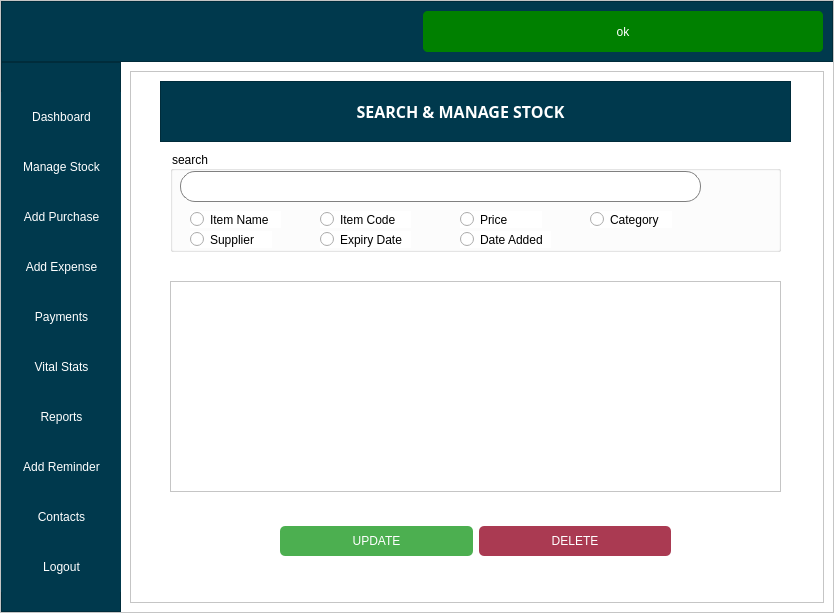
Old version of the form inventory.ui in the repository codydon/shopify.
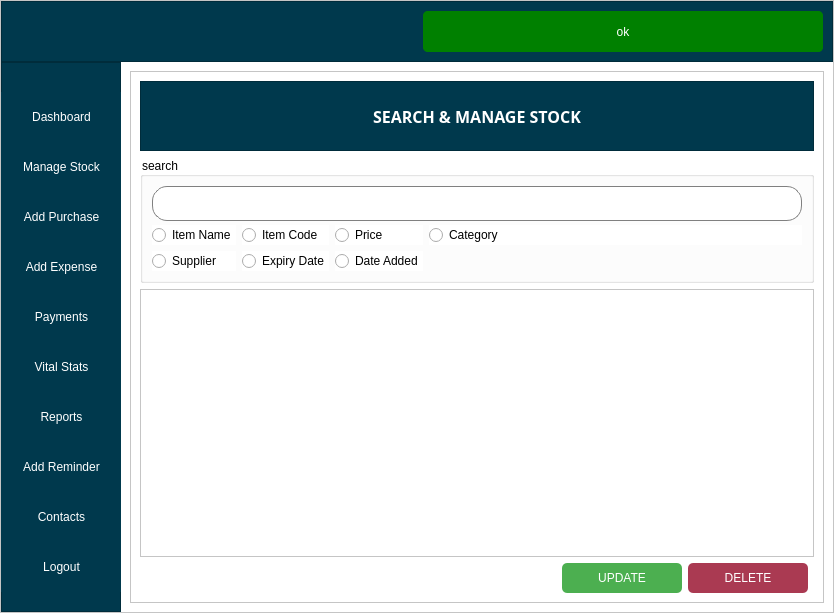
New version of the form. The open tabs and pages were chosen to show the change.

What changed in the file:
```diff
--- a/inventory.ui
+++ b/inventory.ui
@@ -647,8 +647,8 @@
           </layout>
          </widget>
          <widget class="QWidget" name="page_2">
-          <layout class="QVBoxLayout" name="verticalLayout">
-           <item>
+          <layout class="QGridLayout" name="gridLayout_8">
+           <item row="0" column="0">
             <widget class="QFrame" name="frame_4">
              <property name="frameShape">
               <enum>QFrame::StyledPanel</enum>
@@ -656,14 +656,20 @@
              <property name="frameShadow">
               <enum>QFrame::Raised</enum>
              </property>
+             <layout class="QGridLayout" name="gridLayout_9">
+              <item row="0" column="0" colspan="3">
              <widget class="QFrame" name="frame_7">
-              <property name="geometry">
-               <rect>
-                <x>30</x>
-                <y>10</y>
-                <width>631</width>
-                <height>61</height>
-               </rect>
+                <property name="minimumSize">
+                 <size>
+                  <width>671</width>
+                  <height>70</height>
+                 </size>
+                </property>
+                <property name="maximumSize">
+                 <size>
+                  <width>16777215</width>
+                  <height>100</height>
+                 </size>
               </property>
               <property name="styleSheet">
                <string notr="true">background-color: #00394D;</string>
@@ -674,15 +680,9 @@
               <property name="frameShadow">
                <enum>QFrame::Raised</enum>
               </property>
+                <layout class="QGridLayout" name="gridLayout_6">
+                 <item row="0" column="0">
               <widget class="QLabel" name="label_5">
-               <property name="geometry">
-                <rect>
-                 <x>190</x>
-                 <y>20</y>
-                 <width>221</width>
-                 <height>21</height>
-                </rect>
-               </property>
                <property name="font">
                 <font>
                  <family>Yu Gothic UI Semibold</family>
@@ -701,15 +701,17 @@
                 <set>Qt::AlignCenter</set>
                </property>
               </widget>
-             </widget>
+                 </item>
+                </layout>
+               </widget>
+              </item>
+              <item row="1" column="0" colspan="3">
              <widget class="QGroupBox" name="groupBox_2">
-              <property name="geometry">
-               <rect>
-                <x>40</x>
-                <y>80</y>
-                <width>611</width>
-                <height>101</height>
-               </rect>
+                <property name="maximumSize">
+                 <size>
+                  <width>16777215</width>
+                  <height>126</height>
+                 </size>
               </property>
               <property name="styleSheet">
                <string notr="true">
@@ -724,144 +726,139 @@
               <property name="title">
                <string>search</string>
               </property>
-              <widget class="QLineEdit" name="lineEdit_4">
-               <property name="geometry">
-                <rect>
-                 <x>10</x>
-                 <y>20</y>
-                 <width>521</width>
-                 <height>31</height>
-                </rect>
-               </property>
-               <property name="styleSheet">
-                <string notr="true">QLineEdit {
-     border: 1px solid gray;
-     border-radius: 15px;
-     padding: 0 8px;
-     background: white;
-     selection-background-color: darkgray;
- }</string>
-               </property>
-              </widget>
+                <layout class="QGridLayout" name="gridLayout_7">
+                 <item row="2" column="0">
               <widget class="QRadioButton" name="radioButton_6">
-               <property name="geometry">
-                <rect>
-                 <x>20</x>
-                 <y>60</y>
-                 <width>91</width>
-                 <height>17</height>
-                </rect>
-               </property>
                <property name="text">
                 <string>Item Name</string>
                </property>
               </widget>
-              <widget class="QRadioButton" name="radioButton_12">
-               <property name="geometry">
-                <rect>
-                 <x>20</x>
-                 <y>80</y>
-                 <width>82</width>
-                 <height>17</height>
-                </rect>
-               </property>
-               <property name="text">
-                <string>Supplier</string>
-               </property>
-              </widget>
+                 </item>
+                 <item row="2" column="1">
               <widget class="QRadioButton" name="radioButton_11">
-               <property name="geometry">
-                <rect>
-                 <x>150</x>
-                 <y>60</y>
-                 <width>91</width>
-                 <height>17</height>
-                </rect>
-               </property>
                <property name="text">
                 <string>Item Code</string>
                </property>
               </widget>
+                 </item>
+                 <item row="2" column="3">
+                  <widget class="QRadioButton" name="radioButton_7">
+                   <property name="minimumSize">
+                    <size>
+                     <width>358</width>
+                     <height>0</height>
+                    </size>
+                   </property>
+                   <property name="text">
+                    <string>Category</string>
+                   </property>
+                  </widget>
+                 </item>
+                 <item row="2" column="2">
+                  <widget class="QRadioButton" name="radioButton_8">
+                   <property name="text">
+                    <string>Price</string>
+                   </property>
+                  </widget>
+                 </item>
+                 <item row="3" column="0">
+                  <widget class="QRadioButton" name="radioButton_12">
+                   <property name="text">
+                    <string>Supplier</string>
+                   </property>
+                  </widget>
+                 </item>
+                 <item row="3" column="1">
               <widget class="QRadioButton" name="radioButton_10">
-               <property name="geometry">
-                <rect>
-                 <x>150</x>
-                 <y>80</y>
-                 <width>91</width>
-                 <height>17</height>
-                </rect>
-               </property>
                <property name="text">
                 <string>Expiry Date</string>
                </property>
               </widget>
+                 </item>
+                 <item row="3" column="2">
               <widget class="QRadioButton" name="radioButton_9">
-               <property name="geometry">
-                <rect>
-                 <x>290</x>
-                 <y>80</y>
-                 <width>91</width>
-                 <height>17</height>
-                </rect>
-               </property>
                <property name="text">
                 <string>Date Added</string>
                </property>
               </widget>
-              <widget class="QRadioButton" name="radioButton_8">
-               <property name="geometry">
-                <rect>
-                 <x>290</x>
-                 <y>60</y>
-                 <width>82</width>
-                 <height>17</height>
-                </rect>
-               </property>
-               <property name="text">
-                <string>Price</string>
-               </property>
-              </widget>
-              <widget class="QRadioButton" name="radioButton_7">
-               <property name="geometry">
-                <rect>
-                 <x>420</x>
-                 <y>60</y>
-                 <width>82</width>
-                 <height>17</height>
-                </rect>
-               </property>
-               <property name="text">
-                <string>Category</string>
-               </property>
-              </widget>
-             </widget>
+                 </item>
+                 <item row="0" column="0" colspan="4">
+                  <widget class="QLineEdit" name="lineEdit_4">
+                   <property name="minimumSize">
+                    <size>
+                     <width>0</width>
+                     <height>35</height>
+                    </size>
+                   </property>
+                   <property name="styleSheet">
+                    <string notr="true">QLineEdit {
+     border: 1px solid gray;
+     border-radius: 15px;
+     padding: 0 8px;
+     background: white;
+     selection-background-color: darkgray;
+ }</string>
+                   </property>
+                  </widget>
+                 </item>
+                 <item row="3" column="3">
+                  <spacer name="horizontalSpacer_3">
+                   <property name="orientation">
+                    <enum>Qt::Horizontal</enum>
+                   </property>
+                   <property name="sizeHint" stdset="0">
+                    <size>
+                     <width>40</width>
+                     <height>20</height>
+                    </size>
+                   </property>
+                  </spacer>
+                 </item>
+                </layout>
+               </widget>
+              </item>
+              <item row="2" column="0" colspan="3">
              <widget class="QTableWidget" name="tableWidget_2">
-              <property name="geometry">
-               <rect>
-                <x>40</x>
-                <y>210</y>
-                <width>611</width>
-                <height>211</height>
-               </rect>
-              </property>
-             </widget>
-             <widget class="QWidget" name="layoutWidget">
-              <property name="geometry">
-               <rect>
-                <x>150</x>
-                <y>450</y>
-                <width>391</width>
-                <height>41</height>
-               </rect>
-              </property>
-              <layout class="QHBoxLayout" name="horizontalLayout_6">
-               <item>
-                <layout class="QHBoxLayout" name="horizontalLayout_7">
+                <property name="minimumSize">
+                 <size>
+                  <width>674</width>
+                  <height>250</height>
+                 </size>
+                </property>
+                <property name="maximumSize">
+                 <size>
+                  <width>16777215</width>
+                  <height>13000</height>
+                 </size>
+                </property>
+               </widget>
+              </item>
+              <item row="3" column="0">
+               <spacer name="horizontalSpacer_4">
+                <property name="orientation">
+                 <enum>Qt::Horizontal</enum>
+                </property>
+                <property name="sizeHint" stdset="0">
+                 <size>
+                  <width>450</width>
+                  <height>20</height>
+                 </size>
+                </property>
+               </spacer>
+              </item>
+              <item row="3" column="1">
+               <layout class="QHBoxLayout" name="horizontalLayout">
                  <item>
                   <widget class="QPushButton" name="pushButton_15">
                    <property name="minimumSize">
                     <size>
-                     <width>80</width>
+                    <width>120</width>
+                    <height>30</height>
+                   </size>
+                  </property>
+                  <property name="maximumSize">
+                   <size>
+                    <width>150</width>
                      <height>30</height>
                     </size>
                    </property>
@@ -896,7 +893,13 @@
                   <widget class="QPushButton" name="pushButton_16">
                    <property name="minimumSize">
                     <size>
-                     <width>65</width>
+                    <width>120</width>
+                    <height>30</height>
+                   </size>
+                  </property>
+                  <property name="maximumSize">
+                   <size>
+                    <width>150</width>
                      <height>30</height>
                     </size>
                    </property>
@@ -929,8 +932,20 @@
                  </item>
                 </layout>
                </item>
-              </layout>
-             </widget>
+              <item row="3" column="2">
+               <spacer name="horizontalSpacer_2">
+                <property name="orientation">
+                 <enum>Qt::Horizontal</enum>
+                </property>
+                <property name="sizeHint" stdset="0">
+                 <size>
+                  <width>20</width>
+                  <height>20</height>
+                 </size>
+                </property>
+               </spacer>
+              </item>
+             </layout>
             </widget>
            </item>
           </layout>
```
Left out of the diff: 2 changed lines with no effect on the pictures. Lines whose indentation alone changed are shown as unchanged.
